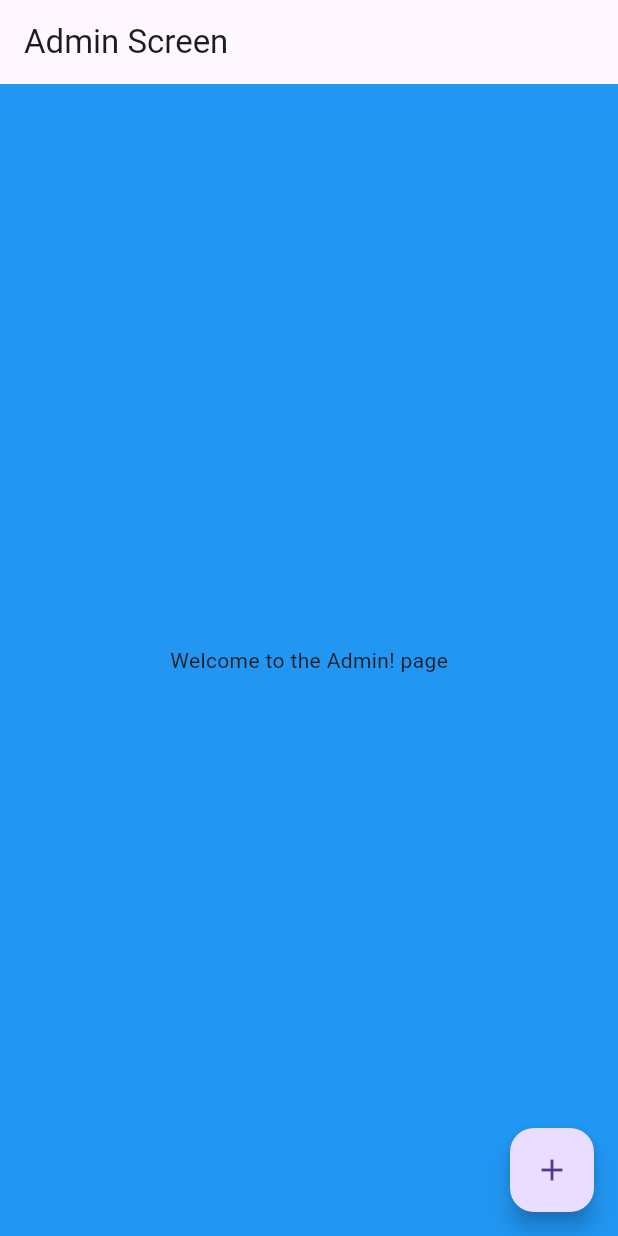
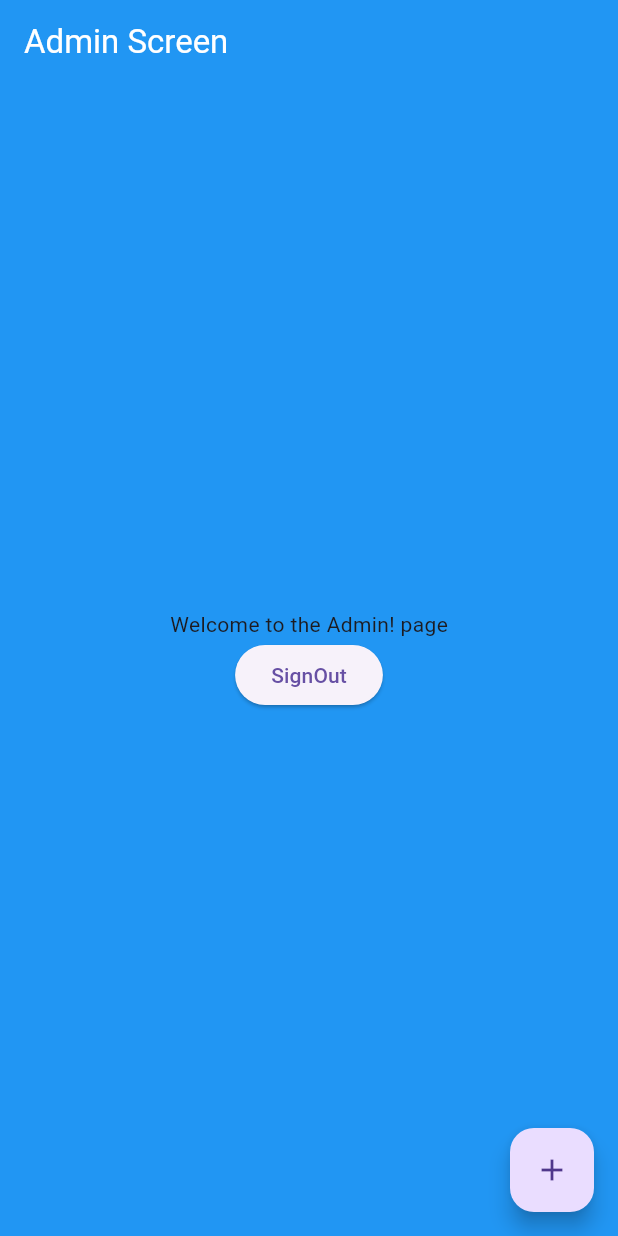
Before and after one commit to DangThangHalowwin09/Role-Based-Login, a Flutter app: the AdminScreen screen opened directly, on a phone screen of 412 x 824 dp. Run offline on Flutter 3.47's test engine with Material 3 defaults, Android fonts, the phone set to English and light mode, and no system bars; our stand-ins replace cloud_firestore, firebase_auth, firebase_core; accounts and stored records are empty.

Commit message:
final code

```diff
--- a/lib/Service/auth_service.dart
+++ b/lib/Service/auth_service.dart
@@ -58,4 +58,9 @@ class AuthService {
       return e.toString(); // Error: return the exception message
     }
   }
+
+  // for user log out
+  signOut() async {
+    _auth.signOut();
+  }
 }
--- a/lib/View/home_screen.dart
+++ b/lib/View/home_screen.dart
@@ -1,4 +1,8 @@
 import 'package:flutter/material.dart';
+import 'package:role_based_login/Service/auth_service.dart';
+import 'package:role_based_login/View/login_screen.dart';
+
+final AuthService _authService = AuthService();
 
 class AdminScreen extends StatelessWidget {
   const AdminScreen({super.key});
@@ -7,11 +11,34 @@ class AdminScreen extends StatelessWidget {
   Widget build(BuildContext context) {
     return Scaffold(
       backgroundColor: Colors.blue,
-      appBar: AppBar(title: const Text('Admin Screen')),
-      body: const Center(child: Text('Welcome to the Admin! page')),
+      appBar: AppBar(
+        title: const Text('Admin Screen'),
+        backgroundColor: Colors.blue,
+        foregroundColor: Colors.white,
+      ),
+      body: Center(
+        child: Column(
+          mainAxisAlignment: MainAxisAlignment.center,
+          children: [
+            const Text('Welcome to the Admin! page'),
+            ElevatedButton(
+              onPressed: () {
+                _authService.signOut();
+                Navigator.pushReplacement(
+                  context,
+                  MaterialPageRoute(
+                    builder: (_) => const LoginScreen(),
+                  ),
+                );
+              },
+              child: const Text("SignOut"),
+            ),
+          ],
+        ),
+      ),
       floatingActionButton: FloatingActionButton(
         onPressed: () {},
-        child:const Icon(Icons.add),
+        child: const Icon(Icons.add),
       ),
     );
   }
@@ -23,9 +50,32 @@ class UserScreen extends StatelessWidget {
   @override
   Widget build(BuildContext context) {
     return Scaffold(
-      backgroundColor: Colors.amber,
-      appBar: AppBar(title: const Text('User Screen')),
-      body: const Center(child: Text('Welcome User!')),
+      backgroundColor: Colors.green,
+      appBar: AppBar(title: const Text('User Screen'),
+        backgroundColor: Colors.green,
+        foregroundColor: Colors.white,
+      ),
+      body: Center(
+        child: Column(
+          mainAxisAlignment: MainAxisAlignment.center,
+          children: [
+            const Text('Welcome User!'),
+            ElevatedButton(
+              onPressed: () {
+                _authService.signOut();
+                print("signou successfuley");
+                Navigator.pushReplacement(
+                  context,
+                  MaterialPageRoute(
+                    builder: (_) => const LoginScreen(),
+                  ),
+                );
+              },
+              child: const Text("SignOut"),
+            ),
+          ],
+        ),
+      ),
     );
   }
 }
--- a/lib/View/login_screen.dart
+++ b/lib/View/login_screen.dart
@@ -24,6 +24,7 @@ class _LoginScreenState extends State<LoginScreen> {
   void _login() async {
     setState(() {
       _isLoading = true; // Show spinner
+
     });
 
     // Call login method from AuthService with user inputs
```
